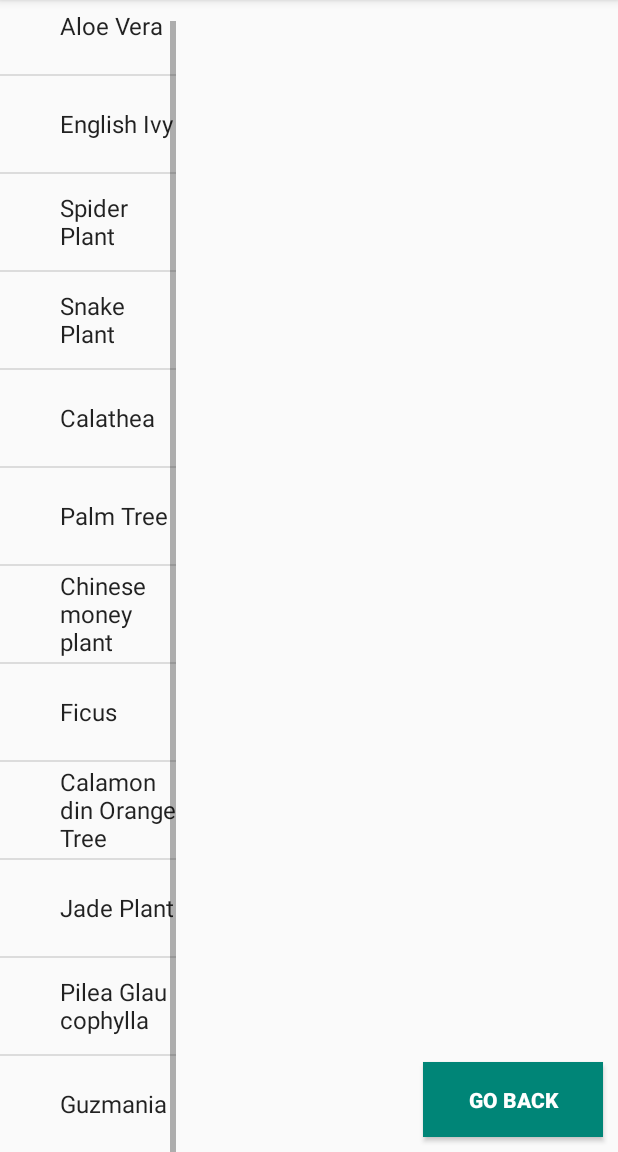
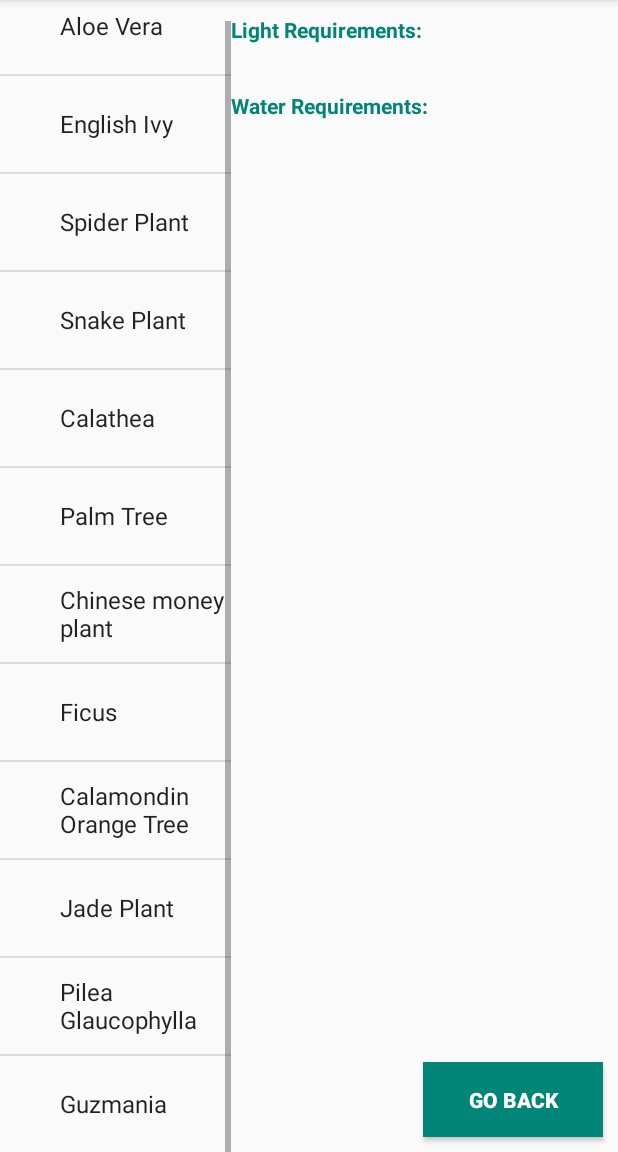
Before and after one commit to Beadsley/Plantcare-android-application, an Android app: the PlantInfoActivity screen opened directly, with no data from a screen before it, scrolled down 537 dp, on a phone screen of 412 x 824 dp, the part 84-1236 px from its top. Run offline under Robolectric (Android 15) with nearby library versions, the phone set to English and light mode, and no system bars.

Commit message:
light and water requirements sepreated into sperate Textviews

```diff
--- a/app/src/main/java/com/example/myplants/PlantInfoActivity.java
+++ b/app/src/main/java/com/example/myplants/PlantInfoActivity.java
@@ -6,17 +6,18 @@ import android.os.Bundle;
 import android.util.Log;
 import android.view.View;
 import android.widget.TextView;
-import android.widget.Toast;
 
 public class PlantInfoActivity extends AppCompatActivity implements PlantsFragment.PlantListener {
     private static final String TAG= "PlantInfo";
-    TextView plantDetails;
+    TextView lightRequirementDetails;
+    TextView waterRequirementDetails;
     @Override
     protected void onCreate(Bundle savedInstanceState) {
         super.onCreate(savedInstanceState);
         setContentView(R.layout.activity_plant_info);
         Log.v(TAG, "Plant Info Initialised");
-        plantDetails=findViewById(R.id.plant_details);
+        lightRequirementDetails=findViewById(R.id.light_requirements);
+        waterRequirementDetails=findViewById(R.id.water_requirements);
 
     }
     // sends the user back to the main menu when the go back button is selected
@@ -30,7 +31,9 @@ public class PlantInfoActivity extends AppCompatActivity implements PlantsFragme
     @Override
     public void onPlantSelected(int index) {
         Log.v(TAG,"selcted index: "+index);
-        String [] plantDescriptions= getResources().getStringArray(R.array.plantDescriptions);
-        plantDetails.setText(plantDescriptions[index]);
+        String [] lightRequirements= getResources().getStringArray(R.array.lightRequirements);
+        lightRequirementDetails.setText(lightRequirements[index]);
+        String [] waterRequirements= getResources().getStringArray(R.array.waterRequirements);
+        waterRequirementDetails.setText(waterRequirements[index]);
     }
 }
--- a/app/src/main/res/layout/activity_plant_info.xml
+++ b/app/src/main/res/layout/activity_plant_info.xml
@@ -28,7 +28,7 @@
             android:name="com.example.myplants.PlantsFragment"
             android:layout_width="0dp"
             android:layout_height="match_parent"
-            android:layout_weight="2"
+            android:layout_weight="3"
             tools:layout="@layout/fragment_plants"/>
 
         <fragment
--- a/app/src/main/res/layout/fragment_plant_descriptions.xml
+++ b/app/src/main/res/layout/fragment_plant_descriptions.xml
@@ -6,10 +6,31 @@
     tools:context=".PlantDescriptionsFragment"
     android:orientation="vertical">
     <TextView
-        android:id="@+id/plant_details"
         android:layout_width="match_parent"
-        android:layout_height="match_parent"
-        android:layout_margin="10dp"
+        android:layout_height="wrap_content"
+        android:text="@string/light_requirements_txt"
+        android:textColor="@color/colorPrimary"
+        android:layout_marginTop="10dp"
+        android:textStyle="bold"/>
+    <TextView
+        android:id="@+id/light_requirements"
+        android:layout_width="match_parent"
+        android:layout_height="wrap_content"
+        android:layout_marginTop="2dp"
+        android:textStyle="bold" />
+    <TextView
+        android:layout_width="match_parent"
+        android:layout_height="wrap_content"
+        android:text="@string/water_requirements_txt"
+        android:textColor="@color/colorPrimary"
+        android:layout_marginTop="10dp"
+        android:textStyle="bold"/>
+    <TextView
+
+        android:id="@+id/water_requirements"
+        android:layout_width="match_parent"
+        android:layout_height="wrap_content"
+        android:layout_marginTop="2dp"
         android:textStyle="bold" />
 
 
--- a/app/src/main/res/values/arrays.xml
+++ b/app/src/main/res/values/arrays.xml
@@ -15,19 +15,34 @@
         <item>Guzmania</item>
     </string-array>
 
-    <string-array name="plantDescriptions">
-        <item>Light requirements: Indirect or direct sunlight. Watering schedule: Allow soil to dry between watering</item>
-        <item>Light requirements: best in bright, indirect light. But can grow anywhere. Watering schedule: Allow soil to dry between watering.</item>
-        <item>Light requirements: Spider plants prefer bright light for maximum growth but will still flourish in indirect and fairly low amounts of light. Watering schedule: Regularly, but not so much water so that the soil it soggy (the roots can rot this way).</item>
-        <item>Light requirements: Indirect or bright sunlight.Watering schedule: Water rarely and make sure the dirt has fully dried between waterings.</item>
-        <item>Light requirements: Bright, indirect light. Watering schedule: Keep the soil moist but not soggy, and be careful of the water you use — sometimes hard or fluoridated water can cause the leaves to turn brown. Use distilled, spring, or rain water when possible.</item>
-        <item>Light requirements: Bright indirect light to bright shade. Watering schedule: Water really well in the growing season little over winter. never allow the pot to stand in water.</item>
-        <item>Light requirements: Bright, indirect sunlight. Rotate to obtain symmetry. Watering schedule: Once a week.</item>
-        <item>Fiscus </item>
-        <item>Calamondin Orange Tree</item>
-        <item>Jade Plant</item>
-        <item>Pilea Glaucophylla</item>
-        <item>Guzmania</item>
+    <string-array name="lightRequirements">
+        <item>Indirect or direct sunlight.</item>
+        <item>flourishes in bright, indirect light. But can grow anywhere.</item>
+        <item>Spider plants prefer bright light for maximum growth but will still flourish in indirect and fairly low amounts of light.</item>
+        <item>Indirect or bright sunlight. </item>
+        <item>Bright, indirect light. </item>
+        <item>Bright indirect light to bright shade.</item>
+        <item>Bright, indirect sunlight. Rotate to obtain symmetry.</item>
+        <item>Indirect sunlight</item>
+        <item>direct sunlight. More sun the better</item>
+        <item>Direct Sunlight</item>
+        <item>Best in medium light, though it can be acclimatized to full sun.</item>
+        <item>Bright, natural light. Avoid exposure to any direct, hot sun</item>
+    </string-array>
+
+    <string-array name="waterRequirements">
+        <item>Allow soil to dry between watering</item>
+        <item>Allow soil to dry between watering</item>
+        <item>Regularly, but not so much water so that the soil it soggy (the roots can rot this way).</item>
+        <item>Water rarely and make sure the dirt has fully dried between waterings</item>
+        <item>Keep the soil moist but not soggy, and be careful of the water you use — sometimes hard or fluoridated water can cause the leaves to turn brown. Use distilled, spring, or rain water when possible.</item>
+        <item>Water really well in the growing season little over winter. never allow the pot to stand in water.</item>
+        <item>Once a week.</item>
+        <item>water when the plants soil is dry a few inches down.</item>
+        <item>Water thoroughly, allowing the surface of the soil to dry between waterings.</item>
+        <item>Allow soil to dry between waterings.</item>
+        <item>Water it well, making sure to moisten the entire root ball, then repeat when the soil is dry to the touch.</item>
+        <item>Water when the potting soil is dry to the touch and in the cup of the plant.</item>
     </string-array>
 
 </resources>
--- a/app/src/main/res/values/strings.xml
+++ b/app/src/main/res/values/strings.xml
@@ -6,4 +6,6 @@
 
     <!-- TODO: Remove or change this placeholder text -->
     <string name="hello_blank_fragment">Hello blank fragment</string>
+    <string name="light_requirements_txt">Light Requirements:</string>
+    <string name="water_requirements_txt">Water Requirements:</string>
 </resources>
```
